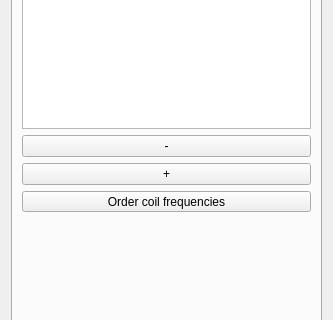
Before: the Qt Designer form libraries/disp/viewers/formfiles/hpisettingsview.ui in mne-tools/mne-cpp, drawn with Qt 5; both pictures show x 0 to 333 and y 414 to 734 of the 333 by 939 pixel window.
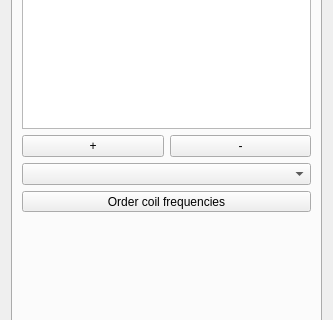
After: the same form once the commit is applied. The open tabs and pages were chosen to show the change.

Commit message: Add preset selection to gui and populate with presets from existing script

What changed in the file:
```diff
--- a/libraries/disp/viewers/formfiles/hpisettingsview.ui
+++ b/libraries/disp/viewers/formfiles/hpisettingsview.ui
@@ -192,16 +192,44 @@
         </widget>
        </item>
        <item>
-        <widget class="QPushButton" name="m_pushButton_removeCoil">
-         <property name="text">
-          <string>-</string>
+        <widget class="QFrame" name="frame_AddRemove">
+         <property name="lineWidth">
+          <number>5</number>
          </property>
+         <layout class="QHBoxLayout" name="horizontalLayout_4">
+          <property name="leftMargin">
+           <number>0</number>
+          </property>
+          <property name="topMargin">
+           <number>0</number>
+          </property>
+          <property name="rightMargin">
+           <number>0</number>
+          </property>
+          <property name="bottomMargin">
+           <number>0</number>
+          </property>
+          <item>
+           <widget class="QPushButton" name="m_pushButton_addCoil">
+            <property name="text">
+             <string>+</string>
+            </property>
+           </widget>
+          </item>
+          <item>
+           <widget class="QPushButton" name="m_pushButton_removeCoil">
+            <property name="text">
+             <string>-</string>
+            </property>
+           </widget>
+          </item>
+         </layout>
         </widget>
        </item>
        <item>
-        <widget class="QPushButton" name="m_pushButton_addCoil">
-         <property name="text">
-          <string>+</string>
+        <widget class="QComboBox" name="comboBox_coilPreset">
+         <property name="placeholderText">
+          <string>Load preset</string>
          </property>
         </widget>
        </item>
```
Left out of the diff: 4 changed lines with no effect on the pictures. The commit also changes 2 other files.
